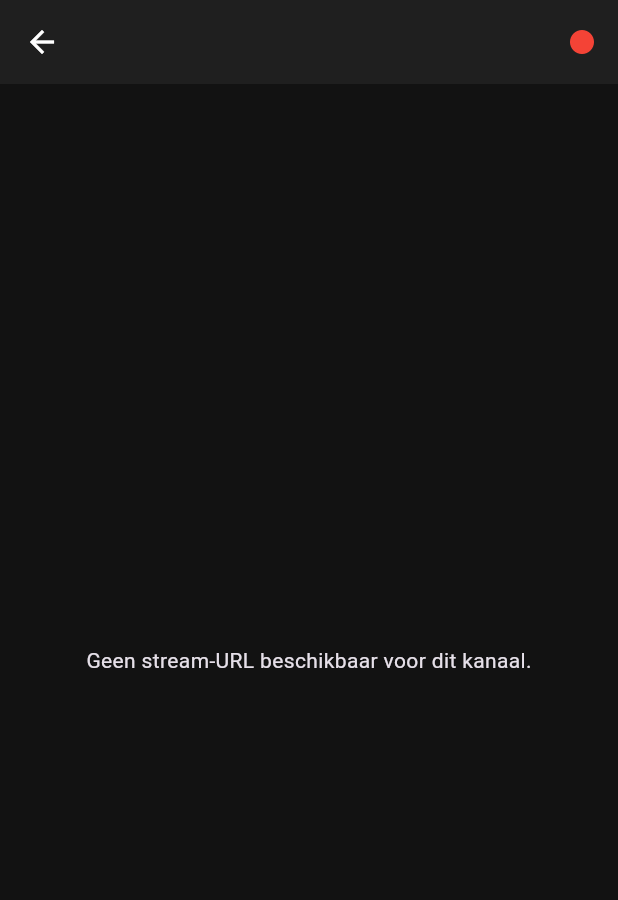
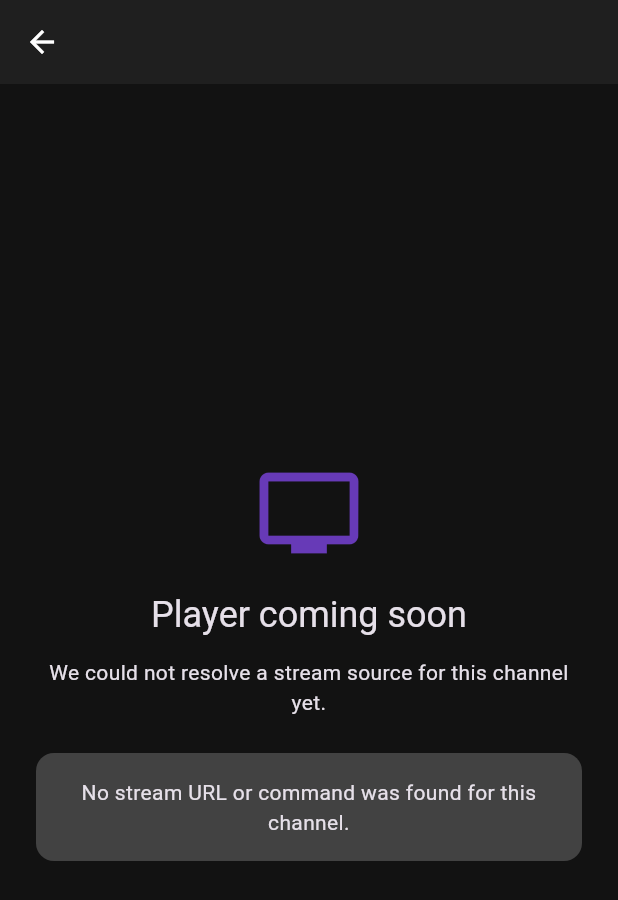
Before and after one commit to michaelvaneykveld/openIPTV, a Flutter app: the PlayerScreen screen opened directly with empty values, on a phone screen of 412 x 824 dp. Shown: the top 900 px of the screen. Run offline on Flutter 3.47's test engine with Material 3 defaults, Android fonts, the phone set to English and light mode, and no system bars; our stand-ins replace connectivity_plus, dio, file_picker, flutter_local_notifications, flutter_riverpod, flutter_secure_storage and 8 more; accounts and stored records are empty; generated files the repository leaves out were written again.

Commit message:
Add placeholder player with stream preview

```diff
--- a/lib/src/ui/home_screen.dart
+++ b/lib/src/ui/home_screen.dart
@@ -655,7 +655,7 @@ class _HomeScreenState extends ConsumerState<HomeScreen> {
             : null,
         onTap: () {
           if (node.type == 'channel') {
-            context.go('/player', extra: node.data);
+            context.push('/player', extra: node.data);
           } else {
             ScaffoldMessenger.of(context).showSnackBar(
               SnackBar(content: Text('Tapped on ${node.title} (${node.type})')),
--- a/lib/src/ui/screens/player_screen.dart
+++ b/lib/src/ui/screens/player_screen.dart
@@ -1,150 +1,99 @@
 import 'package:flutter/material.dart';
-import 'package:flutter_riverpod/flutter_riverpod.dart';
-import 'package:video_player/video_player.dart';
-import 'package:openiptv/src/application/providers/credentials_provider.dart';
-import 'package:openiptv/src/application/services/recording_service.dart';
+import 'package:go_router/go_router.dart';
 import 'package:openiptv/src/core/models/channel.dart';
 
-class PlayerScreen extends ConsumerStatefulWidget {
-  final Channel channel;
-
+/// Temporary placeholder for the video player screen.
+///
+/// Until the real player is implemented this screen simply displays the
+/// resolved stream source (if any) so we can verify that channel selection
+/// and navigation work end-to-end.
+class PlayerScreen extends StatelessWidget {
   const PlayerScreen({super.key, required this.channel});
 
-  @override
-  ConsumerState<PlayerScreen> createState() => _PlayerScreenState();
-}
-
-class _PlayerScreenState extends ConsumerState<PlayerScreen> {
-  VideoPlayerController? _controller;
-  String? _errorMessage;
-  bool _isRecording = false;
-  int? _activeRecordingId;
-
-  @override
-  void initState() {
-    super.initState();
-    _initializePlayer();
-  }
+  final Channel channel;
 
   @override
   Widget build(BuildContext context) {
+    final streamUrl = _resolveStreamUrl(channel);
+
     return Scaffold(
       appBar: AppBar(
-        title: Text(widget.channel.name),
-        actions: [
-          IconButton(
-            icon: Icon(
-              _isRecording ? Icons.stop : Icons.fiber_manual_record,
-              color: _isRecording ? Colors.redAccent : Colors.red,
-            ),
-            onPressed: () => _toggleRecording(context),
-          ),
-        ],
+        leading: BackButton(onPressed: () => context.pop()),
+        title: Text(channel.name),
       ),
       body: Center(
-        child: _errorMessage != null
-            ? Text(_errorMessage!)
-            : (_controller != null && _controller!.value.isInitialized)
-            ? AspectRatio(
-                aspectRatio: _controller!.value.aspectRatio,
-                child: VideoPlayer(_controller!),
-              )
-            : const CircularProgressIndicator(),
+        child: ConstrainedBox(
+          constraints: const BoxConstraints(maxWidth: 540),
+          child: Padding(
+            padding: const EdgeInsets.all(24.0),
+            child: Column(
+              mainAxisSize: MainAxisSize.min,
+              crossAxisAlignment: CrossAxisAlignment.center,
+              children: [
+                Icon(
+                  Icons.tv,
+                  size: 72,
+                  color: Theme.of(context).colorScheme.primary,
+                ),
+                const SizedBox(height: 16),
+                Text(
+                  'Player coming soon',
+                  style: Theme.of(context).textTheme.headlineSmall,
+                  textAlign: TextAlign.center,
+                ),
+                const SizedBox(height: 12),
+                Text(
+                  streamUrl != null
+                      ? 'When the player is implemented, this channel will try to play from the stream source below.'
+                      : 'We could not resolve a stream source for this channel yet.',
+                  style: Theme.of(context).textTheme.bodyMedium,
+                  textAlign: TextAlign.center,
+                ),
+                const SizedBox(height: 24),
+                if (streamUrl != null)
+                  Card(
+                    elevation: 2,
+                    child: Padding(
+                      padding: const EdgeInsets.all(16.0),
+                      child: Column(
+                        crossAxisAlignment: CrossAxisAlignment.start,
+                        mainAxisSize: MainAxisSize.min,
+                        children: [
+                          Text(
+                            'Resolved stream source',
+                            style: Theme.of(context).textTheme.titleMedium,
+                          ),
+                          const SizedBox(height: 8),
+                          SelectableText(
+                            streamUrl,
+                            style: Theme.of(context).textTheme.bodyMedium
+                                ?.copyWith(fontFamily: 'monospace'),
+                          ),
+                        ],
+                      ),
+                    ),
+                  )
+                else
+                  Container(
+                    padding: const EdgeInsets.all(16.0),
+                    decoration: BoxDecoration(
+                      color: Theme.of(
+                        context,
+                      ).colorScheme.surfaceContainerHighest,
+                      borderRadius: BorderRadius.circular(12),
+                    ),
+                    child: Text(
+                      'No stream URL or command was found for this channel.',
+                      style: Theme.of(context).textTheme.bodyMedium,
+                      textAlign: TextAlign.center,
+                    ),
+                  ),
+              ],
+            ),
+          ),
+        ),
       ),
     );
-  }
-
-  @override
-  void dispose() {
-    _controller?.dispose();
-    super.dispose();
-  }
-
-  Future<void> _toggleRecording(BuildContext context) async {
-    final portalId = await ref.read(portalIdProvider.future);
-    if (portalId == null) {
-      if (!context.mounted) return;
-      ScaffoldMessenger.of(context).showSnackBar(
-        const SnackBar(content: Text('No active portal to record from.')),
-      );
-      return;
-    }
-
-    final manager = ref.read(recordingManagerProvider);
-    if (_isRecording) {
-      if (_activeRecordingId != null) {
-        await manager.stopRecording(_activeRecordingId!);
-      }
-      if (!mounted) return;
-      setState(() {
-        _isRecording = false;
-        _activeRecordingId = null;
-      });
-      if (!context.mounted) return;
-      ScaffoldMessenger.of(
-        context,
-      ).showSnackBar(const SnackBar(content: Text('Recording stopped.')));
-    } else {
-      final recordingId = await manager.startRecordingNow(
-        channel: widget.channel,
-        portalId: portalId,
-      );
-      if (recordingId == null) {
-        if (!context.mounted) return;
-        ScaffoldMessenger.of(context).showSnackBar(
-          const SnackBar(content: Text('Unable to start recording.')),
-        );
-        return;
-      }
-      if (!mounted) return;
-      setState(() {
-        _isRecording = true;
-        _activeRecordingId = recordingId;
-      });
-      if (!context.mounted) return;
-      ScaffoldMessenger.of(context).showSnackBar(
-        SnackBar(
-          content: Text('Recording started for ${widget.channel.name}.'),
-        ),
-      );
-    }
-  }
-
-  Future<void> _initializePlayer() async {
-    final streamUrl = _resolveStreamUrl(widget.channel);
-    if (streamUrl == null) {
-      setState(() {
-        _errorMessage = 'Geen stream-URL beschikbaar voor dit kanaal.';
-      });
-      return;
-    }
-
-    final parsedUri = Uri.tryParse(streamUrl);
-    if (parsedUri == null) {
-      setState(() {
-        _errorMessage = 'Ongeldige stream-URL: $streamUrl';
-      });
-      return;
-    }
-
-    final controller = VideoPlayerController.networkUrl(parsedUri);
-    try {
-      await controller.initialize();
-      if (!mounted) {
-        controller.dispose();
-        return;
-      }
-      controller.play();
-      setState(() {
-        _controller = controller;
-      });
-    } catch (error) {
-      controller.dispose();
-      if (!mounted) return;
-      setState(() {
-        _errorMessage = 'Kan stream niet afspelen: $error';
-      });
-    }
   }
 
   String? _resolveStreamUrl(Channel channel) {
```
